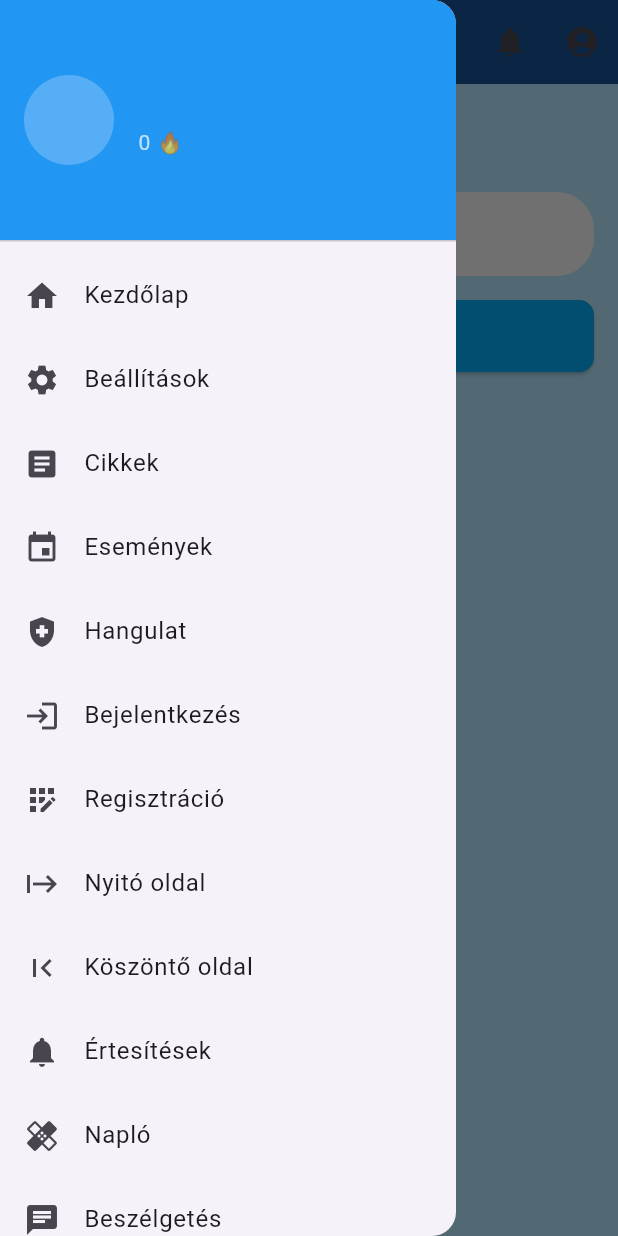
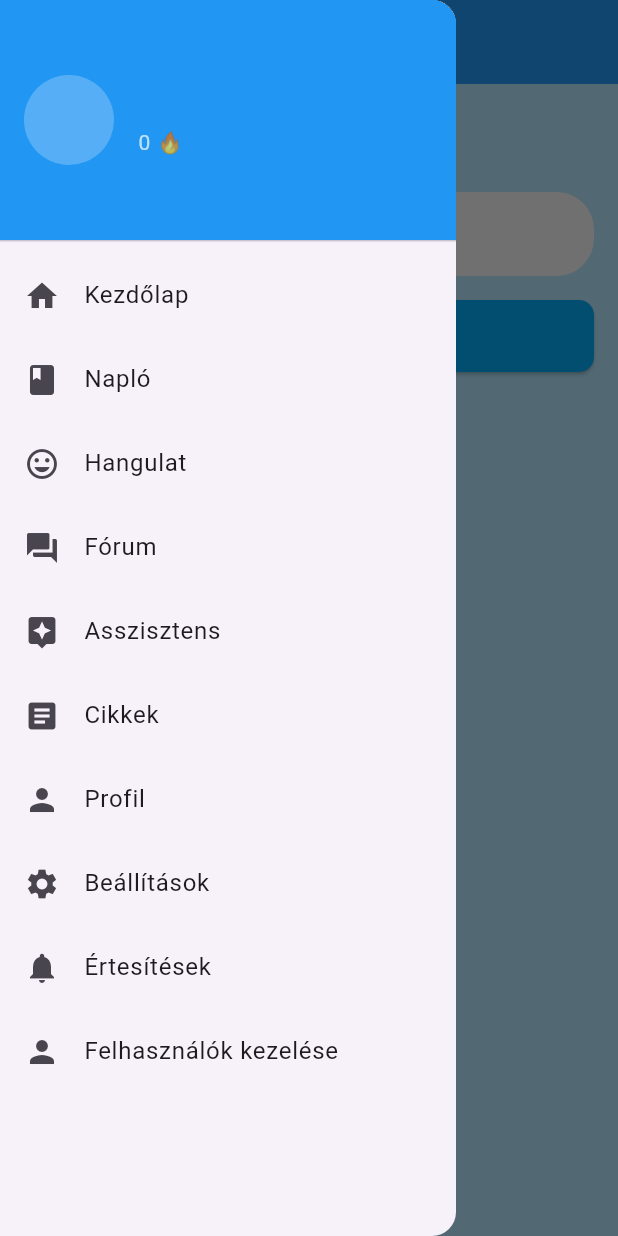
Before and after one commit to Pebber07/CalmWaves, a Flutter app: the ForumScreen screen opened by its route, with the side drawer open, on a phone screen of 412 x 824 dp. Run offline on Flutter 3.47's test engine with Material 3 defaults, Android fonts, the phone set to English and light mode, and no system bars; our stand-ins replace awesome_notifications, cloud_firestore, connectivity_plus, dash_chat_2, firebase_auth, firebase_core and 9 more; missing offline and left inert: chat_gpt_sdk, dart:ffi, workmanager; accounts and stored records are empty; generated files the repository leaves out were written again.

Commit message:
UI fixes on all screens.

```diff
--- a/lib/pages/articles_screen.dart
+++ b/lib/pages/articles_screen.dart
@@ -215,6 +215,7 @@ class _ArticlesScreenState extends State<ArticlesScreen> {
         ],
       ),
       floatingActionButton: FloatingActionButton(
+        backgroundColor: Colors.blue,
         onPressed: () => _showAddArticlePopup(context),
         child: const Icon(Icons.add),
       ),
--- a/lib/pages/forum_screen.dart
+++ b/lib/pages/forum_screen.dart
@@ -36,7 +36,7 @@ class _ForumScreenState extends State<ForumScreen> {
                 style: const TextStyle(
                   fontSize: 28,
                   fontWeight: FontWeight.bold,
-                  color: Colors.lightBlue,
+                  color: Colors.black,
                 ),
               ),
             ),
@@ -75,7 +75,7 @@ class _ForumScreenState extends State<ForumScreen> {
                 ),
               ),
               child: Text(AppLocalizations.of(context)!.newEntry,
-                  style: const TextStyle(fontSize: 16)),
+                  style: const TextStyle(fontSize: 16, color: Colors.white)),
             ),
             const SizedBox(
               height: 16,
--- a/lib/pages/journal_edit_screen.dart
+++ b/lib/pages/journal_edit_screen.dart
@@ -82,6 +82,10 @@ class _AddJournalEntryScreenState extends State<JournalEditScreen> {
             ),
             const SizedBox(height: 16),
             ElevatedButton(
+              style: ElevatedButton.styleFrom(
+                backgroundColor: Colors.blue,
+                foregroundColor: Colors.white,
+              ),
               onPressed: () async {
                 final user = _auth.currentUser;
                 if (user != null) {
--- a/lib/widgets/choose_day_widget.dart
+++ b/lib/widgets/choose_day_widget.dart
@@ -34,7 +34,7 @@ class _ChooseDayWidgetState extends State<ChooseDayWidget> {
     List<int> days = getDaysInMonth(selectedMonth);
 
     return Container(
-      margin: const EdgeInsets.all(10),
+      margin: const EdgeInsets.symmetric(horizontal: 2),
       padding: const EdgeInsets.all(10),
       child: Card(
         color: Pallete.gradient2,
--- a/lib/widgets/choose_time_widget.dart
+++ b/lib/widgets/choose_time_widget.dart
@@ -53,7 +53,7 @@ class _ChooseTimeWidgetState extends State<ChooseTimeWidget> {
         }
       },
       child: Container(
-        margin: const EdgeInsets.all(10),
+        margin: const EdgeInsets.symmetric(horizontal: 2),
         padding: const EdgeInsets.all(10),
         child: Card(
           color: Pallete.gradient2,
--- a/lib/widgets/custom_app_bar.dart
+++ b/lib/widgets/custom_app_bar.dart
@@ -9,35 +9,20 @@ class CustomAppBar extends StatelessWidget implements PreferredSizeWidget {
   @override
   Widget build(BuildContext context) {
     return AppBar(
-      backgroundColor: Pallete.backgroundColor,
-      title: const Text("CalmWaves"),
+      backgroundColor: Colors.blue, //Pallete.backgroundColor,
+      title: const Text(
+        "CalmWaves",
+        style: TextStyle(color: Colors.white),
+      ),
       centerTitle: true,
       leading: Builder(
         builder: (context) {
           return IconButton(
+            color: Colors.white,
               onPressed: Scaffold.of(context).openDrawer,
               icon: const Icon(Icons.menu));
         },
       ),
-      actions: [
-        IconButton(
-          icon: const Icon(Icons.notifications),
-          onPressed: () {
-            AwesomeNotifications().createNotification(
-              content: NotificationContent(
-                id: 1,
-                channelKey: "basic_channel",
-                title: "CalmWaves",
-                body: AppLocalizations.of(context)!.itsTime,
-              ),
-            );
-          },
-        ),
-        IconButton(
-          icon: const Icon(Icons.account_circle),
-          onPressed: () {},
-        ),
-      ],
     );
   }
 
--- a/lib/widgets/custom_drawer.dart
+++ b/lib/widgets/custom_drawer.dart
@@ -120,24 +120,27 @@ class CustomDrawer extends StatelessWidget {
               padding: EdgeInsets.zero,
               children: [
                 _drawerItem(context, Icons.home, 'Kezdőlap', '/home'),
+                _drawerItem(context, Icons.book, 'Napló', '/journal'),
                 _drawerItem(
-                    context, Icons.settings, 'Beállítások', '/settings'),
+                    context, Icons.mood, 'Hangulat', '/mood'),
+                _drawerItem(context, Icons.forum, 'Fórum', '/forum'),
+                _drawerItem(context, Icons.assistant, 'Asszisztens', '/chatbot'),
                 _drawerItem(context, Icons.article, 'Cikkek', '/articles'),
+                /*
                 _drawerItem(context, Icons.event, 'Események', '/events'),
-                _drawerItem(
-                    context, Icons.health_and_safety, 'Hangulat', '/mood'),
+
                 _drawerItem(context, Icons.login, 'Bejelentkezés', '/login'),
                 _drawerItem(context, Icons.app_registration_outlined,
                     'Regisztráció', '/register'),
                 _drawerItem(context, Icons.start, 'Nyitó oldal', '/starter'),
                 _drawerItem(
                     context, Icons.first_page, 'Köszöntő oldal', '/welcome'),
+                    */
+                _drawerItem(context, Icons.person, 'Profil', '/profile'),
+                _drawerItem(
+                    context, Icons.settings, 'Beállítások', '/settings'),
                 _drawerItem(context, Icons.notifications, 'Értesítések',
                     '/notifications'),
-                _drawerItem(context, Icons.healing, 'Napló', '/journal'),
-                _drawerItem(context, Icons.chat, 'Beszélgetés', '/chatbot'),
-                _drawerItem(context, Icons.forum, 'Fórum', '/forum'),
-                _drawerItem(context, Icons.person, 'Profil', '/profile'),
                 _drawerItem(context, Icons.person, 'Felhasználók kezelése',
                     '/manage_users'),
               ],
```
Also changed, not shown: lib/l10n/app_en.arb (+6 -1 lines), lib/l10n/app_hu.arb (+7 -2 lines), lib/pages/create_event_screen.dart (+29 -5 lines), lib/pages/forum_post_detail_screen.dart (+7 -2 lines), lib/pages/home_screen.dart (+13 -0 lines), lib/pages/profile_screen.dart (+18 -7 lines), lib/pages/settings_screen.dart (+26 -21 lines), lib/widgets/calendar_theme_card.dart (+10 -7 lines).
